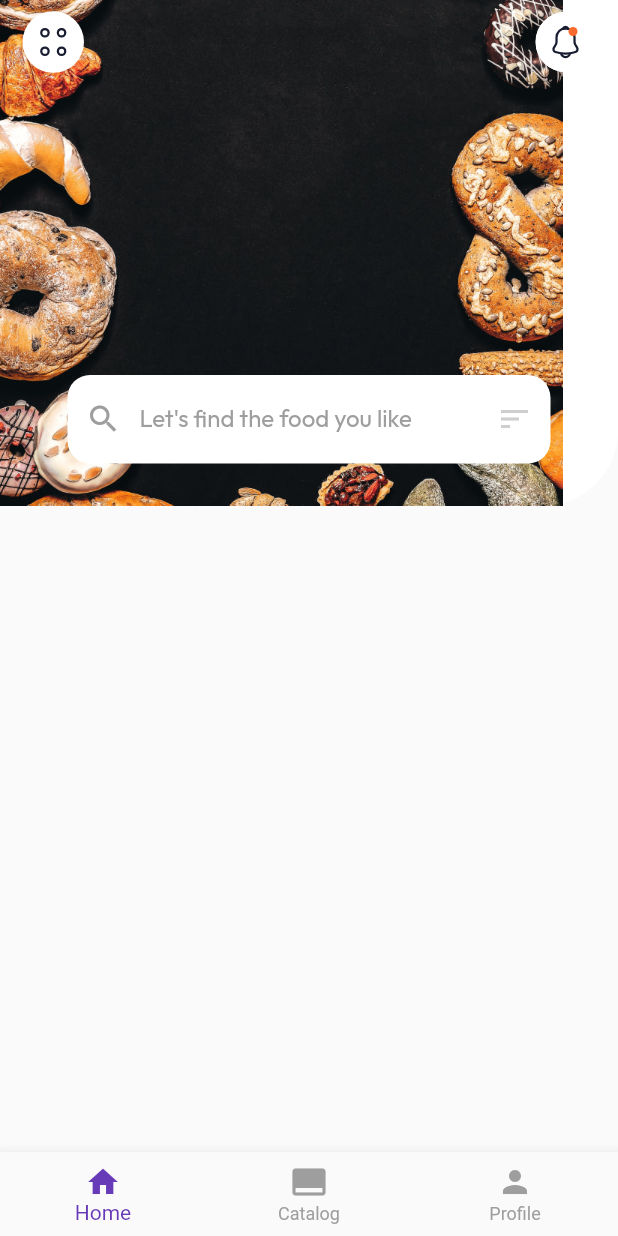
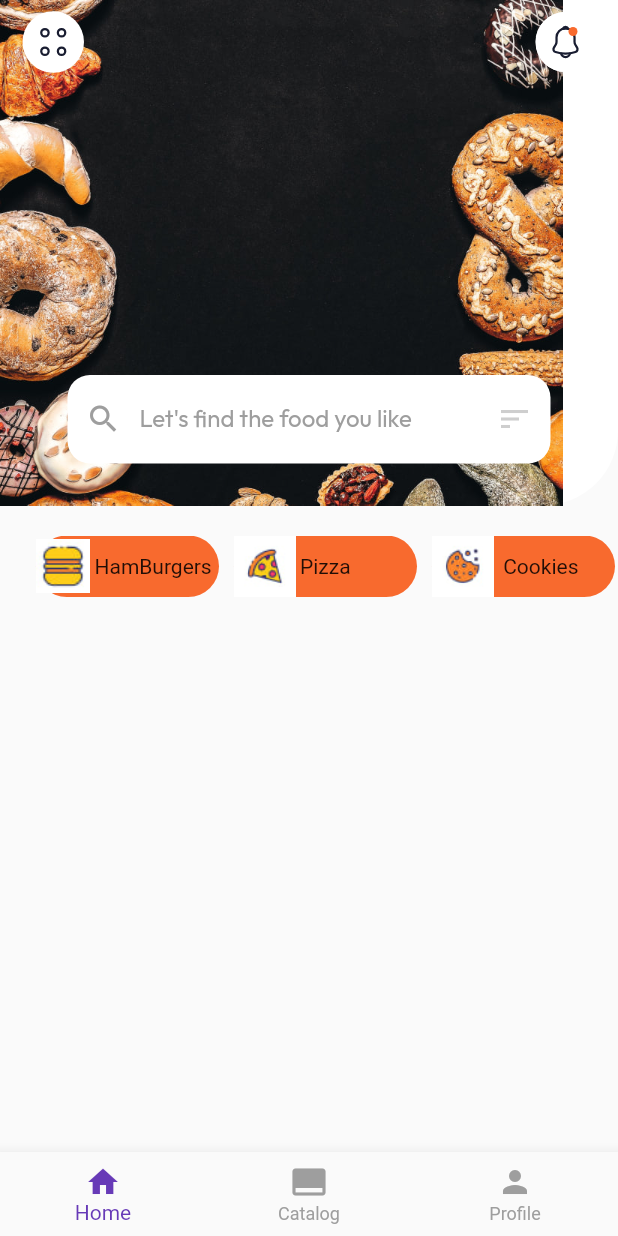
Before and after one commit to MuhammadsharifDev/noname, a Flutter app: the screen it shows after launch, on a phone screen of 412 x 824 dp. Run offline on Flutter 3.47's test engine with Material 2 defaults, Android fonts, the phone set to English and light mode, and no system bars; our stand-ins replace bloc, equatable, flutter_bloc, flutter_svg, google_fonts, shared_preferences.

```diff
--- a/lib/main.dart
+++ b/lib/main.dart
@@ -25,7 +25,7 @@ class MyApp extends StatelessWidget {
         BlocProvider(create: (_) => CatalogBloc()),
         BlocProvider(create: (_) => ProfileBloc()),
         BlocProvider(create: (_) => LoginBloc()),
-        BlocProvider(create: (_) => HomeBloc()),
+        BlocProvider(create: (_) => HomeBloc()..add(ListEvent())),
       ],
       child: const MaterialApp(
         debugShowCheckedModeBanner: false,
--- a/lib/prensintation/screens/home/home_page.dart
+++ b/lib/prensintation/screens/home/home_page.dart
@@ -83,7 +83,7 @@ class HomePage extends StatelessWidget {
                         padding: const EdgeInsets.only(left: 24),
                           itemCount: state.items.length,
                         scrollDirection: Axis.horizontal,
-                        itemBuilder: (context, index) => Container(
+                        itemBuilder: (context,int  index) => Container(
                           width: 122,
                           decoration:  BoxDecoration(
                             color: const Color(0xffF86A2E),
```
